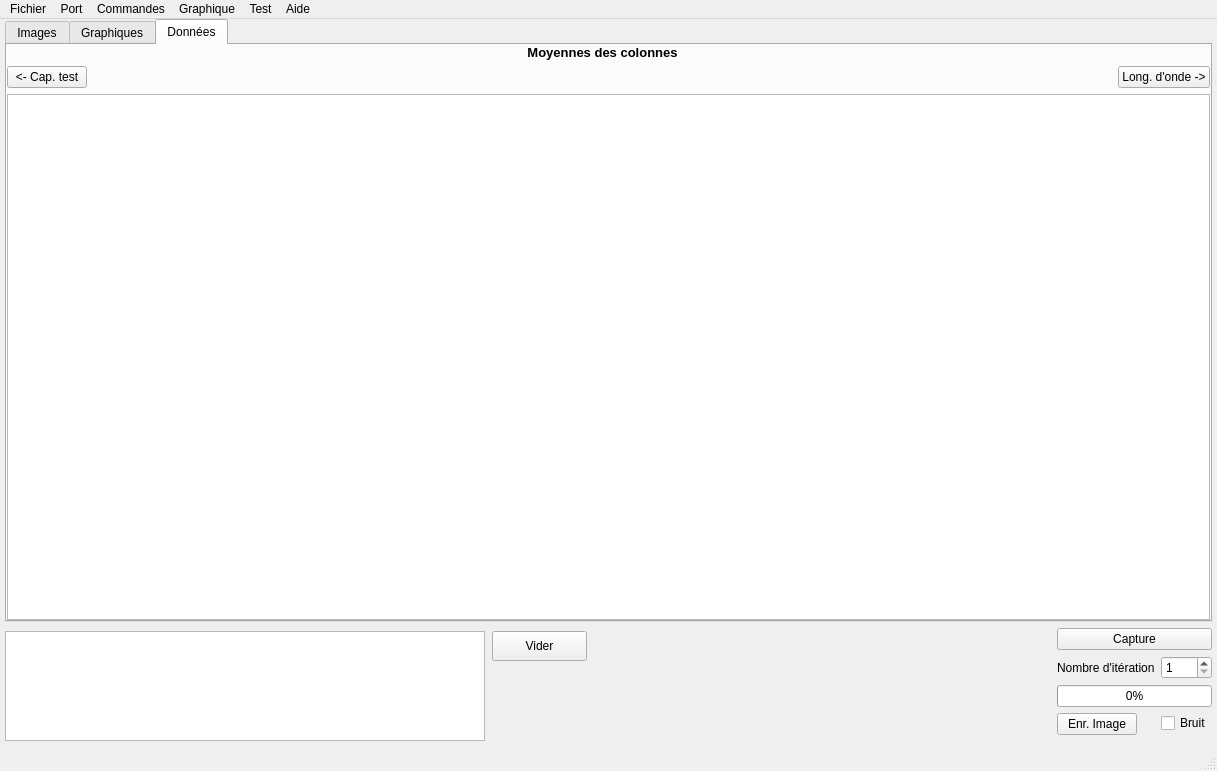
Qt form UI/camera_GUI.ui (loicbouffard/code_Stage) before a commit.
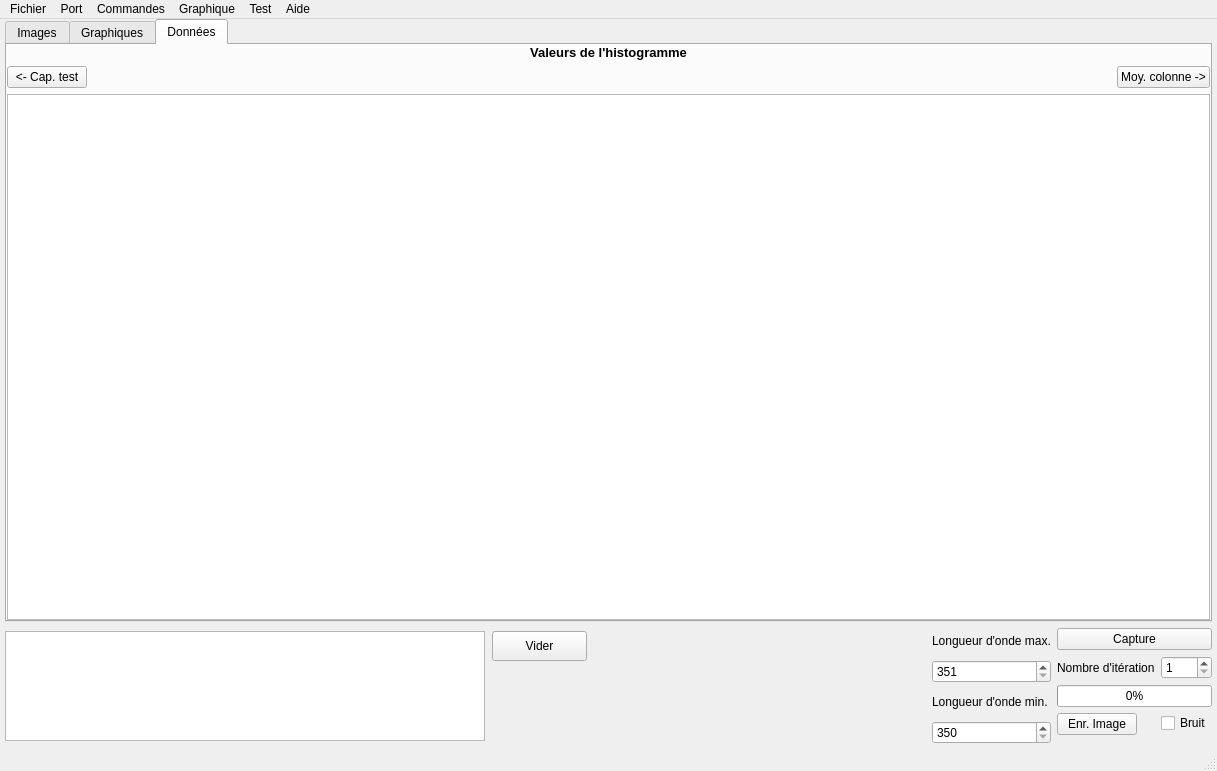
The same form after that commit. The open tabs and pages were chosen to show the change. Icons and pictures are not drawn. Custom widgets are drawn as their Qt base class.

Commit message: Ajout histogramme/modif longueur d'onde/calc.hue

Patch:
```diff
--- a/UI/camera_GUI.ui
+++ b/UI/camera_GUI.ui
@@ -672,6 +672,86 @@
             </item>
            </layout>
           </widget>
+          <widget class="QWidget" name="page_histo_don">
+           <layout class="QGridLayout" name="gridLayout_13">
+            <property name="leftMargin">
+             <number>0</number>
+            </property>
+            <property name="topMargin">
+             <number>0</number>
+            </property>
+            <property name="rightMargin">
+             <number>0</number>
+            </property>
+            <property name="bottomMargin">
+             <number>0</number>
+            </property>
+            <item row="1" column="0">
+             <widget class="QPushButton" name="bouton_histo_donBack">
+              <property name="text">
+               <string>&lt;- Cap. test</string>
+              </property>
+             </widget>
+            </item>
+            <item row="1" column="1">
+             <spacer name="horizontalSpacer_4">
+              <property name="orientation">
+               <enum>Qt::Horizontal</enum>
+              </property>
+              <property name="sizeHint" stdset="0">
+               <size>
+                <width>989</width>
+                <height>20</height>
+               </size>
+              </property>
+             </spacer>
+            </item>
+            <item row="1" column="2">
+             <widget class="QPushButton" name="bouton_histo_don">
+              <property name="text">
+               <string>Moy. colonne -&gt;</string>
+              </property>
+             </widget>
+            </item>
+            <item row="2" column="0" colspan="3">
+             <widget class="QTextBrowser" name="textBrowser_histo">
+              <property name="sizePolicy">
+               <sizepolicy hsizetype="Expanding" vsizetype="Expanding">
+                <horstretch>0</horstretch>
+                <verstretch>1</verstretch>
+               </sizepolicy>
+              </property>
+             </widget>
+            </item>
+            <item row="0" column="0" colspan="3">
+             <widget class="QLabel" name="label_histo_don">
+              <property name="sizePolicy">
+               <sizepolicy hsizetype="Expanding" vsizetype="Preferred">
+                <horstretch>0</horstretch>
+                <verstretch>0</verstretch>
+               </sizepolicy>
+              </property>
+              <property name="font">
+               <font>
+                <pointsize>10</pointsize>
+                <weight>75</weight>
+                <italic>false</italic>
+                <bold>true</bold>
+               </font>
+              </property>
+              <property name="text">
+               <string>Valeurs de l'histogramme</string>
+              </property>
+              <property name="textFormat">
+               <enum>Qt::AutoText</enum>
+              </property>
+              <property name="alignment">
+               <set>Qt::AlignCenter</set>
+              </property>
+             </widget>
+            </item>
+           </layout>
+          </widget>
           <widget class="QWidget" name="page_moy_col_don">
            <layout class="QGridLayout" name="gridLayout_11">
             <property name="leftMargin">
@@ -981,6 +1061,47 @@
       </item>
      </layout>
     </item>
+    <item row="2" column="1">
+     <layout class="QVBoxLayout" name="verticalLayout_3">
+      <property name="leftMargin">
+       <number>0</number>
+      </property>
+      <item>
+       <widget class="QLabel" name="label_maxLO">
+        <property name="text">
+         <string>Longueur d'onde max.</string>
+        </property>
+       </widget>
+      </item>
+      <item>
+       <widget class="QSpinBox" name="spinBox_LO_max">
+        <property name="minimum">
+         <number>351</number>
+        </property>
+        <property name="maximum">
+         <number>850</number>
+        </property>
+       </widget>
+      </item>
+      <item>
+       <widget class="QLabel" name="label_minLO">
+        <property name="text">
+         <string>Longueur d'onde min.</string>
+        </property>
+       </widget>
+      </item>
+      <item>
+       <widget class="QSpinBox" name="spinBox_LO_min">
+        <property name="minimum">
+         <number>350</number>
+        </property>
+        <property name="maximum">
+         <number>849</number>
+        </property>
+       </widget>
+      </item>
+     </layout>
+    </item>
    </layout>
   </widget>
   <widget class="QMenuBar" name="menubar">
```
Left out of the diff: 135 changed lines with no effect on the pictures. The commit also changes 7 other files.
